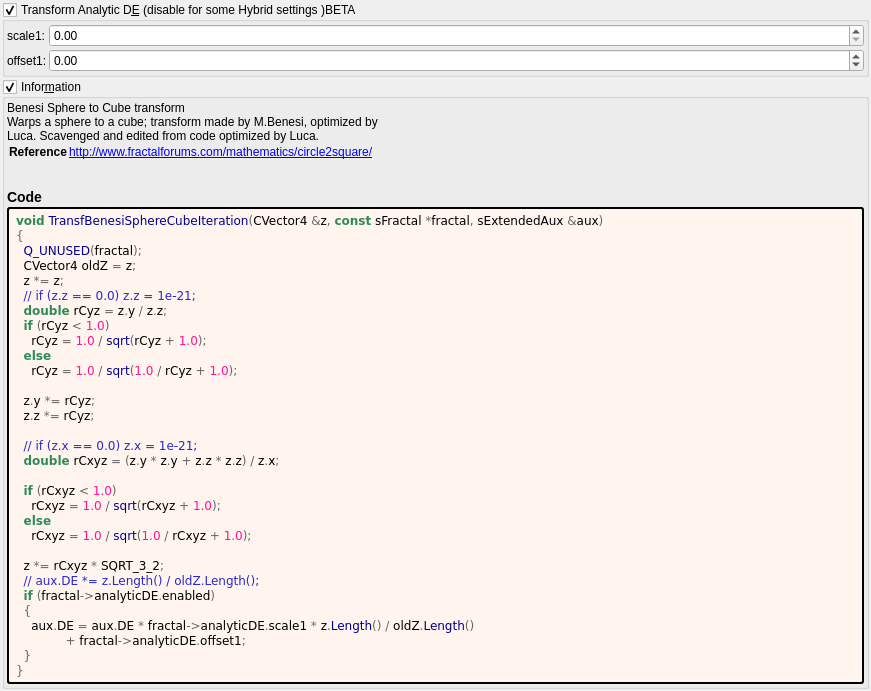
Before: the Qt Designer form mandelbulber2/formula/ui/transf_benesi_sphere_cube.ui in buddhi1980/mandelbulber2, drawn with Qt 5.
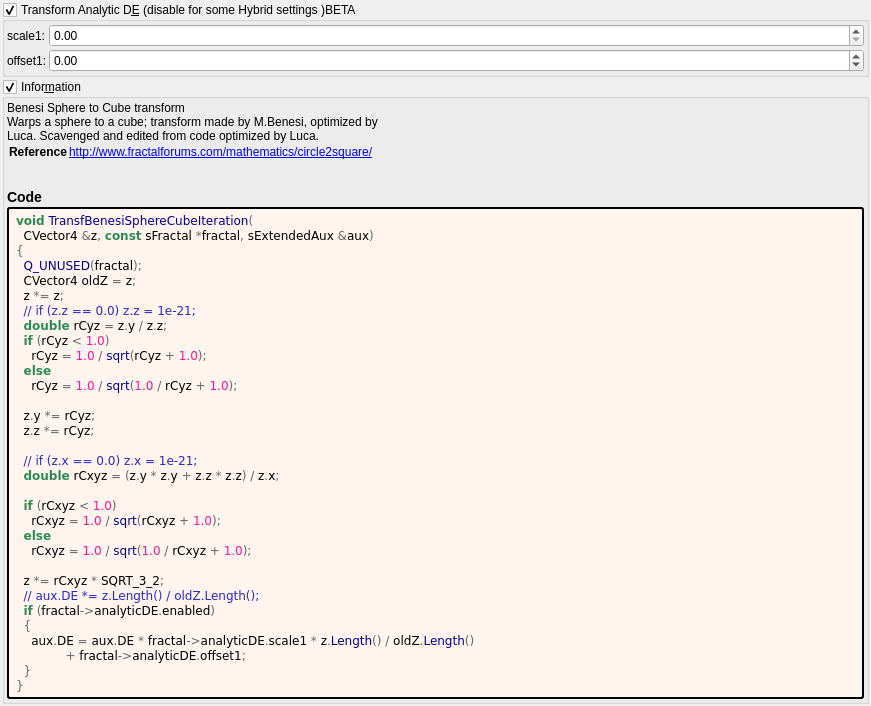
After: the same form once the commit is applied. Custom widgets are drawn as their Qt base class.

Diff of the .ui file:
```diff
--- a/mandelbulber2/formula/ui/transf_benesi_sphere_cube.ui
+++ b/mandelbulber2/formula/ui/transf_benesi_sphere_cube.ui
@@ -187,7 +187,8 @@
         </property>
         <property name="text">
          <string notr="true">&lt;body style=&quot;background-color:#fff5ee&quot;&gt;
-&lt;pre style=&quot;color:#000000; background-color:#fff5ee;  font-family:'Courier New',monospace;&quot;&gt;&lt;span style=&quot;color:#2e8b57; font-weight:bold&quot;&gt;void&lt;/span&gt; &lt;span style=&quot;color:#00008f&quot;&gt;TransfBenesiSphereCubeIteration&lt;/span&gt;&lt;span style=&quot;color:#676767&quot;&gt;(&lt;/span&gt;CVector4 &lt;span style=&quot;color:#676767&quot;&gt;&amp;amp;&lt;/span&gt;z&lt;span style=&quot;color:#676767&quot;&gt;,&lt;/span&gt; &lt;span style=&quot;color:#2e8b57; font-weight:bold&quot;&gt;const&lt;/span&gt; sFractal &lt;span style=&quot;color:#676767&quot;&gt;*&lt;/span&gt;fractal&lt;span style=&quot;color:#676767&quot;&gt;,&lt;/span&gt; sExtendedAux &lt;span style=&quot;color:#676767&quot;&gt;&amp;amp;&lt;/span&gt;aux&lt;span style=&quot;color:#676767&quot;&gt;)&lt;/span&gt;
+&lt;pre style=&quot;color:#000000; background-color:#fff5ee;  font-family:'Courier New',monospace;&quot;&gt;&lt;span style=&quot;color:#2e8b57; font-weight:bold&quot;&gt;void&lt;/span&gt; &lt;span style=&quot;color:#00008f&quot;&gt;TransfBenesiSphereCubeIteration&lt;/span&gt;&lt;span style=&quot;color:#676767&quot;&gt;(&lt;/span&gt;
+  CVector4 &lt;span style=&quot;color:#676767&quot;&gt;&amp;amp;&lt;/span&gt;z&lt;span style=&quot;color:#676767&quot;&gt;,&lt;/span&gt; &lt;span style=&quot;color:#2e8b57; font-weight:bold&quot;&gt;const&lt;/span&gt; sFractal &lt;span style=&quot;color:#676767&quot;&gt;*&lt;/span&gt;fractal&lt;span style=&quot;color:#676767&quot;&gt;,&lt;/span&gt; sExtendedAux &lt;span style=&quot;color:#676767&quot;&gt;&amp;amp;&lt;/span&gt;aux&lt;span style=&quot;color:#676767&quot;&gt;)&lt;/span&gt;
 &lt;span style=&quot;color:#676767&quot;&gt;{&lt;/span&gt;
   &lt;span style=&quot;color:#00008f&quot;&gt;Q_UNUSED&lt;/span&gt;&lt;span style=&quot;color:#676767&quot;&gt;(&lt;/span&gt;fractal&lt;span style=&quot;color:#676767&quot;&gt;);&lt;/span&gt;
   CVector4 oldZ &lt;span style=&quot;color:#676767&quot;&gt;=&lt;/span&gt; z&lt;span style=&quot;color:#676767&quot;&gt;;&lt;/span&gt;
```
